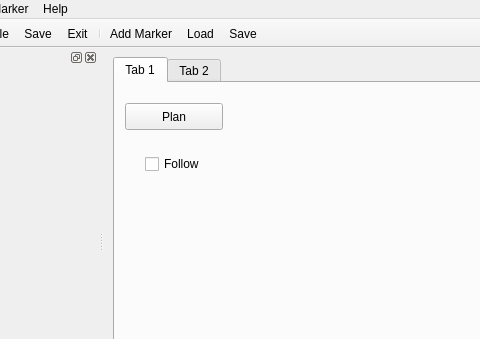
Old version of the form hiveground/hg_apps/hg_inspector_arm/src/inspector_arm.ui in the repository cuixiongyi/hiveground-ros-pkg; both pictures show x 102 to 582 and y 0 to 339 of the 700 by 456 pixel window.
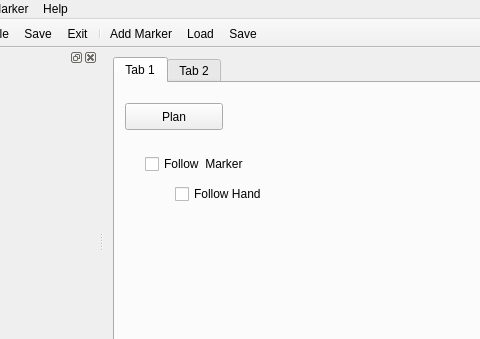
New version of the form.

```diff
--- a/hiveground/hg_apps/hg_inspector_arm/src/inspector_arm.ui
+++ b/hiveground/hg_apps/hg_inspector_arm/src/inspector_arm.ui
@@ -39,12 +39,25 @@
          <rect>
           <x>30</x>
           <y>70</y>
-          <width>97</width>
+          <width>161</width>
           <height>22</height>
          </rect>
         </property>
         <property name="text">
-         <string>Follow </string>
+         <string>Follow  Marker</string>
+        </property>
+       </widget>
+       <widget class="QCheckBox" name="checkBoxFollowHand">
+        <property name="geometry">
+         <rect>
+          <x>60</x>
+          <y>100</y>
+          <width>161</width>
+          <height>22</height>
+         </rect>
+        </property>
+        <property name="text">
+         <string>Follow Hand</string>
         </property>
        </widget>
       </widget>
```
